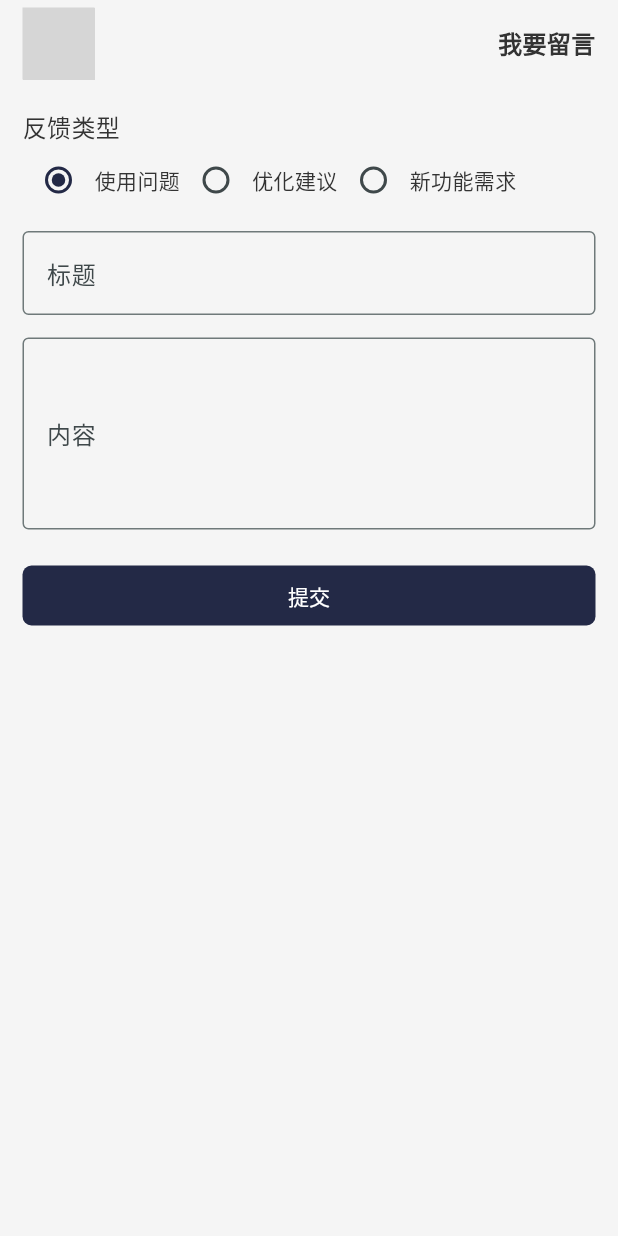
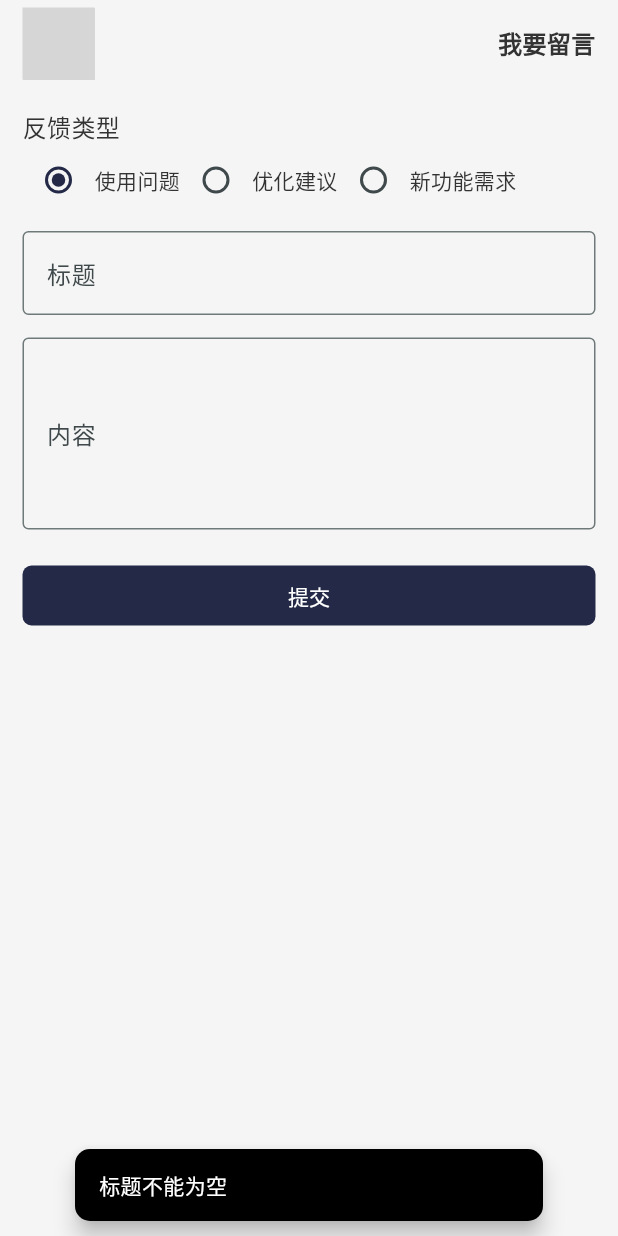
Before and after one commit to Coral-Y/food-flutter, a Flutter app: the LeaveMessage screen opened by its route, after a tap on "提交", on a phone screen of 412 x 824 dp. Run offline on Flutter 3.47's test engine with Material 3 defaults, Android fonts, the phone set to English and light mode, and no system bars; our stand-ins replace dio, dotted_border, flutter_svg, image_picker, reorderables, shared_preferences; missing offline and left inert: colorful_iconify_flutter, iconify_flutter; accounts and stored records are empty; grey boxes are pictures that could not be loaded.

Commit message:
fix:bug修改

```diff
--- a/lib/api/recipe.dart
+++ b/lib/api/recipe.dart
@@ -84,7 +84,6 @@ class RecipeApi {
       var formData = FormData.fromMap({
         'id': recipe.id,
         "name": recipe.name,
-        if (recipe.image.isNotEmpty) "image": recipe.image,
         "ingredients": arrayToString(recipe.ingredients),
         "seasonings": arrayToString(recipe.seasonings),
         "instructions": arrayToString(recipe.instructions),
--- a/lib/model/dish.dart
+++ b/lib/model/dish.dart
@@ -5,7 +5,7 @@ class Dish {
   String icon;
   String type; //类型 breakfast：早餐 lunch：中餐 dinner：晚餐
   int? recipeId; // 食谱id
-  int sort; // 排序
+  int? sort; // 排序
   DateTime date; // 日期
 
   Dish({
@@ -15,7 +15,7 @@ class Dish {
     required this.type,
     required this.date,
     this.recipeId,
-    this.sort = 0,
+    this.sort,
   });
 
   factory Dish.fromJson(Map<String, dynamic> json) {
@@ -24,7 +24,7 @@ class Dish {
       title: json['title'] as String,
       icon: json['icon'] as String,
       type: json['type'] as String,
-      sort: json['sort'] as int,
+      sort: json['sort'] as int? ?? 0,
       date: DateTime.parse(json['date'] as String),
       recipeId: json['recipeId'] as int?,
     );
--- a/lib/pages/contact_us/leave_message.dart
+++ b/lib/pages/contact_us/leave_message.dart
@@ -17,6 +17,11 @@ class _LeaveMessageState extends State<LeaveMessage> {
   TextEditingController _titleController = TextEditingController();
   String content = '';
   TextEditingController _contentController = TextEditingController();
+  final Map<int, String> typeMap = {
+    1: 'issue', // 使用问题
+    2: 'recommendation', // 优化建议
+    3: 'feature', // 新功能需求
+  };
 
   Future<void> _submit() async {
     FocusScope.of(context).unfocus();
@@ -30,7 +35,7 @@ class _LeaveMessageState extends State<LeaveMessage> {
     } else {
       bool isOk = await MessageApi().create(
         title: _titleController.text,
-        type: 'issue',
+        type: typeMap[type] ?? 'issue',
         content: _contentController.text,
       );
       if (isOk) {
@@ -52,6 +57,11 @@ class _LeaveMessageState extends State<LeaveMessage> {
             crossAxisAlignment: CrossAxisAlignment.start,
             children: [
               const Header(title: '我要留言'),
+              Expanded(
+                  child: SingleChildScrollView(
+                child: Column(
+                  crossAxisAlignment: CrossAxisAlignment.start,
+                  children: [
                     const Text(
                       '反馈类型',
                       style: TextStyle(fontSize: 16),
@@ -61,34 +71,38 @@ class _LeaveMessageState extends State<LeaveMessage> {
                         Radio(
                             value: 1,
                             groupValue: type,
-                      onChanged: (value) => setState(() => type = value ?? 1)),
+                            onChanged: (value) =>
+                                setState(() => type = value ?? 1)),
                         const Text('使用问题'),
                         Radio(
                             value: 2,
                             groupValue: type,
-                      onChanged: (value) => setState(() => type = value ?? 1)),
+                            onChanged: (value) =>
+                                setState(() => type = value ?? 1)),
                         const Text('优化建议'),
                         Radio(
                             value: 3,
                             groupValue: type,
-                      onChanged: (value) => setState(() => type = value ?? 1)),
+                            onChanged: (value) =>
+                                setState(() => type = value ?? 1)),
                         const Text('新功能需求'),
                       ],
                     ),
                     const SizedBox(
                       height: 10,
                     ),
-              const TextField(
-                obscureText: true,
-                decoration: InputDecoration(
+                    TextField(
+                      controller: _titleController,
+                      decoration: const InputDecoration(
                           border: OutlineInputBorder(), labelText: '标题'),
                     ),
                     const SizedBox(
                       height: 15,
                     ),
-              const TextField(
+                    TextField(
                       maxLines: 4,
-                decoration: InputDecoration(
+                      controller: _contentController,
+                      decoration: const InputDecoration(
                           border: OutlineInputBorder(), labelText: '内容'),
                     ),
                     const SizedBox(
@@ -96,8 +110,11 @@ class _LeaveMessageState extends State<LeaveMessage> {
                     ),
                     SizedBox(
                       width: double.infinity,
-                child: CButton(onPressed: () {}, text: '提交'),
+                      child: CButton(onPressed: _submit, text: '提交'),
                     )
+                  ],
+                ),
+              ))
             ],
           ),
         ),
--- a/lib/pages/me/index.dart
+++ b/lib/pages/me/index.dart
@@ -98,7 +98,7 @@ class _MeState extends State<Me> {
                             borderRadius: BorderRadius.circular(25),
                             child: imagePath.isEmpty
                                 ? Image.asset(
-                                    'assets/images/avatar.png',
+                                    'assets/icons/cookie_color.png',
                                     width: 50,
                                     height: 50,
                                     fit: BoxFit.cover,
--- a/lib/pages/recipe/index.dart
+++ b/lib/pages/recipe/index.dart
@@ -56,8 +56,8 @@ class _RecipeListState extends State<RecipeList> {
   }
 
   @override
-  void initState() {
-    super.initState();
+  void didChangeDependencies() {
+    super.didChangeDependencies();
     getRecipeList(1, 0);
     getKindList();
   }
--- a/lib/pages/schedule/index.dart
+++ b/lib/pages/schedule/index.dart
@@ -60,6 +60,7 @@ class _ScheduleState extends State<WeeklySchedule> {
       setState(() {
         imagePath =
             userInfo.avatar.isNotEmpty ? IMG_SERVER_URI + userInfo.avatar : '';
+        print(imagePath);
       });
     }
   }
@@ -70,6 +71,7 @@ class _ScheduleState extends State<WeeklySchedule> {
       var data = await SchedulesApi().getSchedules(date);
       setState(() {
         schedules = data;
+        print(schedules);
       });
     } catch (e) {
       print("Error: $e");
@@ -184,7 +186,7 @@ class _ScheduleState extends State<WeeklySchedule> {
                       borderRadius: BorderRadius.circular(25),
                       child: imagePath.isEmpty
                           ? Image.asset(
-                              'assets/images/avatar.png',
+                              'assets/icons/cookie_color.png',
                               width: 50,
                               height: 50,
                               fit: BoxFit.cover,
```
Also changed, not shown: 1 other file. Lines whose indentation alone changed are shown as unchanged.
